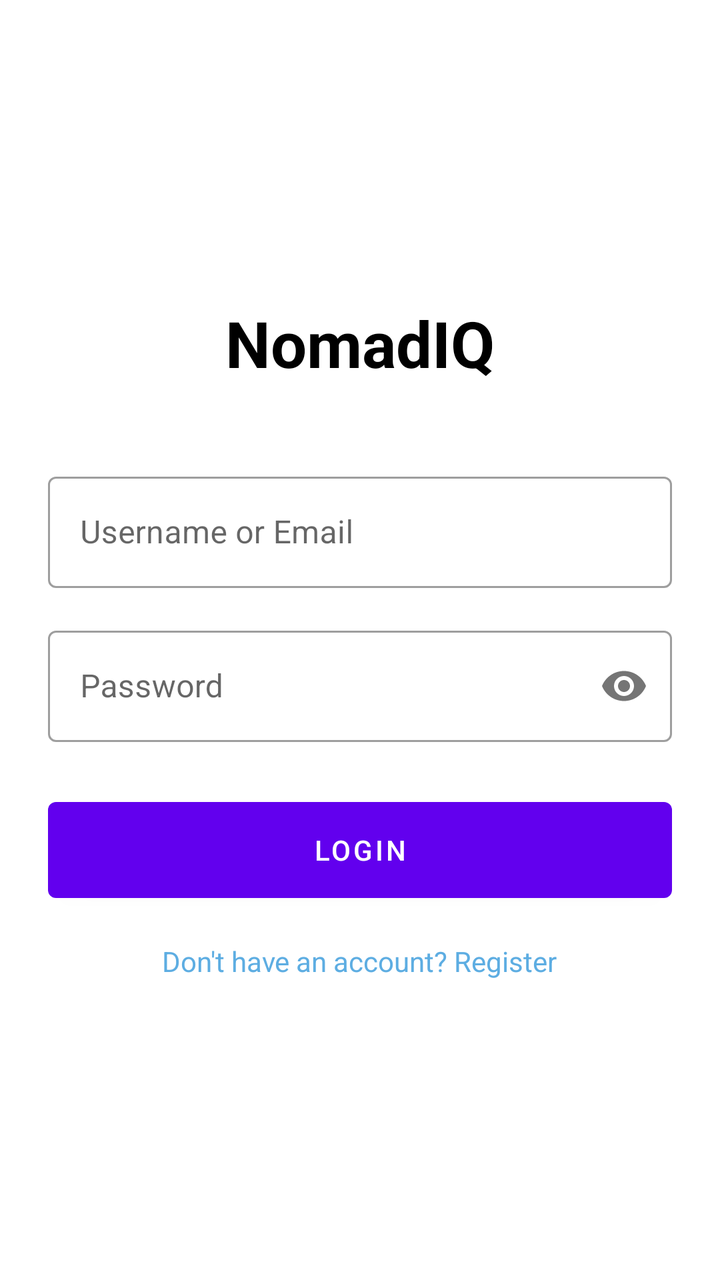
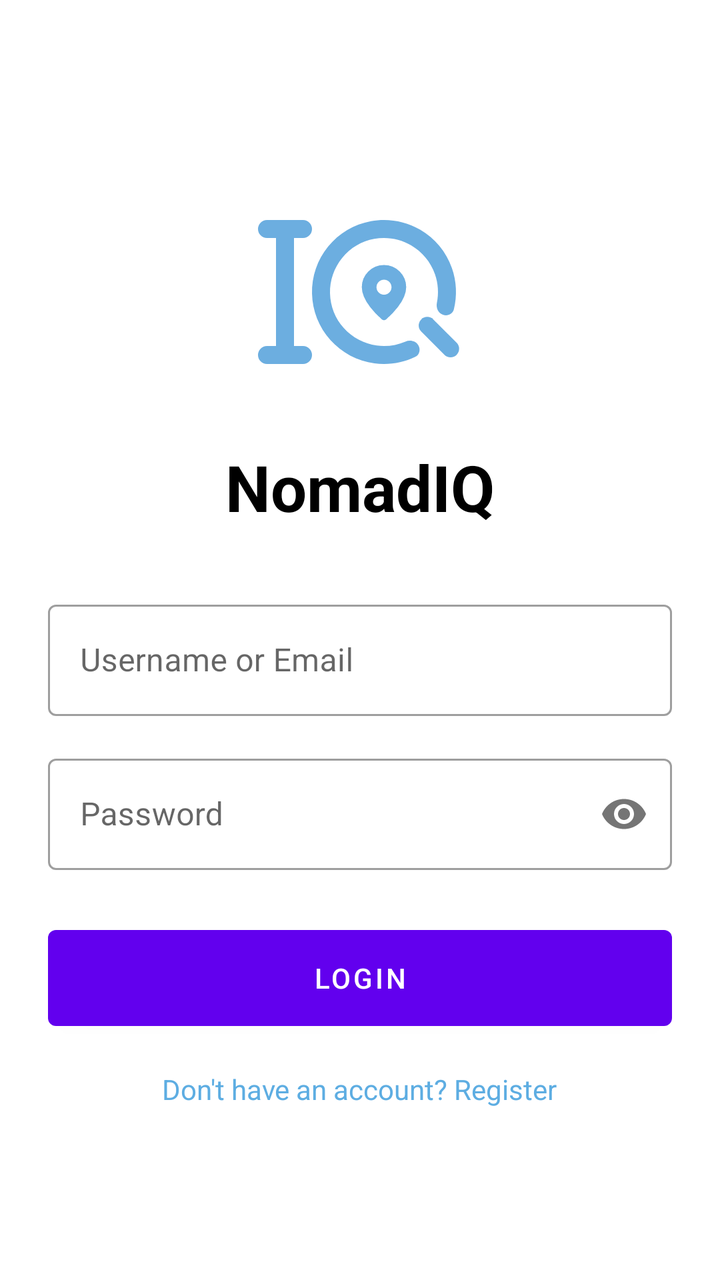

Screens rendered from an Android XML layout before and after an edit, with the pre-edit source and the edit as a unified diff.
<!-- AndroidManifest.xml: application theme Theme.MaterialComponents.DayNight.NoActionBar -->
<!-- res/layout/activity_login.xml -->
<?xml version="1.0" encoding="utf-8"?>
<LinearLayout xmlns:android="http://schemas.android.com/apk/res/android"
    xmlns:app="http://schemas.android.com/apk/res-auto"
    android:layout_width="match_parent"
    android:layout_height="match_parent"
    android:orientation="vertical"
    android:padding="24dp"
    android:gravity="center_vertical">

    <TextView
        android:layout_width="wrap_content"
        android:layout_height="wrap_content"
        android:text="NomadIQ"
        android:textSize="32sp"
        android:textStyle="bold"
        android:layout_gravity="center"
        android:textColor="@color/black"
        android:layout_marginBottom="40dp"/>

    <com.google.android.material.textfield.TextInputLayout
        android:layout_width="match_parent"
        android:layout_height="wrap_content"
        android:hint="Username or Email"
        style="@style/Widget.MaterialComponents.TextInputLayout.OutlinedBox">

        <com.google.android.material.textfield.TextInputEditText
            android:id="@+id/etUsername"
            android:layout_width="match_parent"
            android:layout_height="wrap_content" />
    </com.google.android.material.textfield.TextInputLayout>

    <com.google.android.material.textfield.TextInputLayout
        android:layout_width="match_parent"
        android:layout_height="wrap_content"
        android:hint="Password"
        android:layout_marginTop="16dp"
        app:passwordToggleEnabled="true"
        style="@style/Widget.MaterialComponents.TextInputLayout.OutlinedBox">

        <com.google.android.material.textfield.TextInputEditText
            android:id="@+id/etPassword"
            android:layout_width="match_parent"
            android:layout_height="wrap_content"
            android:inputType="textPassword" />
    </com.google.android.material.textfield.TextInputLayout>

    <Button
        android:id="@+id/btnLogin"
        android:layout_width="match_parent"
        android:layout_height="60dp"
        android:text="Login"
        android:layout_marginTop="24dp" />

    <TextView
        android:id="@+id/tvRegisterLink"
        android:layout_width="wrap_content"
        android:layout_height="wrap_content"
        android:text="Don't have an account? Register"
        android:layout_gravity="center"
        android:layout_marginTop="16dp"
        android:textColor="@color/colorPrimary" />

</LinearLayout>
<!-- resources referenced by this layout -->
<resources>
  <color name="black">#000000</color>
  <color name="colorPrimary">#5DADE2</color>
</resources>

<!-- the commit's change to res/layout/activity_login.xml (unified diff, before → after) -->
@@ -7,6 +7,14 @@
     android:padding="24dp"
     android:gravity="center_vertical">
 
+    <ImageView
+        android:id="@+id/ivLogo"
+        android:layout_width="120dp"
+        android:layout_height="120dp"
+        android:layout_gravity="center"
+        android:src="@drawable/logo"
+        android:layout_marginBottom="16dp" />
+
     <TextView
         android:layout_width="wrap_content"
         android:layout_height="wrap_content"
@@ -15,7 +23,7 @@
         android:textStyle="bold"
         android:layout_gravity="center"
         android:textColor="@color/black"
-        android:layout_marginBottom="40dp"/>
+        android:layout_marginBottom="32dp"/>
 
     <com.google.android.material.textfield.TextInputLayout
         android:layout_width="match_parent"
<!-- resource entries referenced after the edit -->
@@ -2,5 +2,6 @@
 <resources>
   <color name="black">#000000</color>
   <color name="colorPrimary">#5DADE2</color>
+  <!-- drawable logo: vector/xml drawable (drawable, 2697 chars, omitted) -->
 </resources>
 
